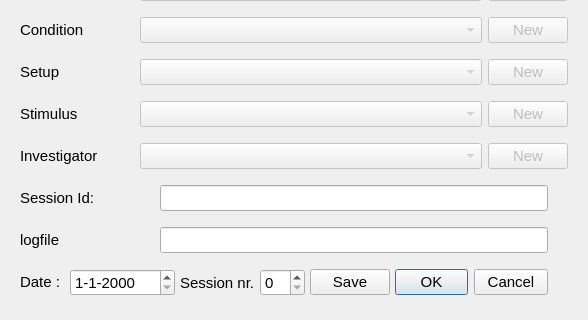
The window that design.ui (Herseninstituut/FYD_Python) describes before a commit, drawn with Qt 5; both pictures show x 0 to 588 and y 153 to 473 of the 588 by 473 pixel window.
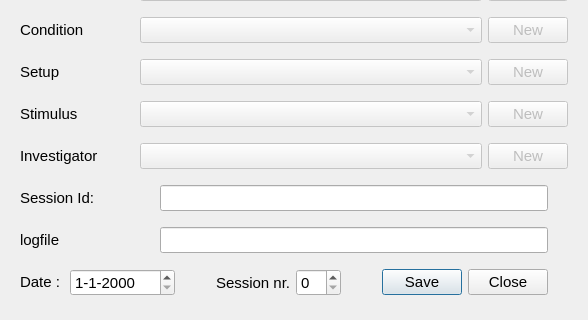
The same window after the commit. Icons and pictures are not drawn.

Commit message: removed cancel button

Diff of the .ui file:
```diff
--- a/design.ui
+++ b/design.ui
@@ -529,7 +529,7 @@
       </layout>
      </item>
      <item>
-      <layout class="QHBoxLayout" name="horizontalLayout_4" stretch="0,0,0,0,0,0,0,0">
+      <layout class="QHBoxLayout" name="horizontalLayout_4" stretch="0,0,0,0,0,0,0">
        <property name="spacing">
         <number>5</number>
        </property>
@@ -625,18 +625,6 @@
          </property>
         </spacer>
        </item>
-       <item>
-        <widget class="QPushButton" name="btnSave">
-         <property name="font">
-          <font>
-           <pointsize>11</pointsize>
-          </font>
-         </property>
-         <property name="text">
-          <string>Save</string>
-         </property>
-        </widget>
-       </item>
        <item>
         <widget class="QDialogButtonBox" name="buttonBox">
          <property name="sizePolicy">
@@ -651,7 +639,7 @@
           </font>
          </property>
          <property name="standardButtons">
-          <set>QDialogButtonBox::Cancel|QDialogButtonBox::Ok</set>
+          <set>QDialogButtonBox::Close|QDialogButtonBox::Save</set>
          </property>
          <property name="centerButtons">
           <bool>true</bool>
```
The commit also changes 3 other files.
